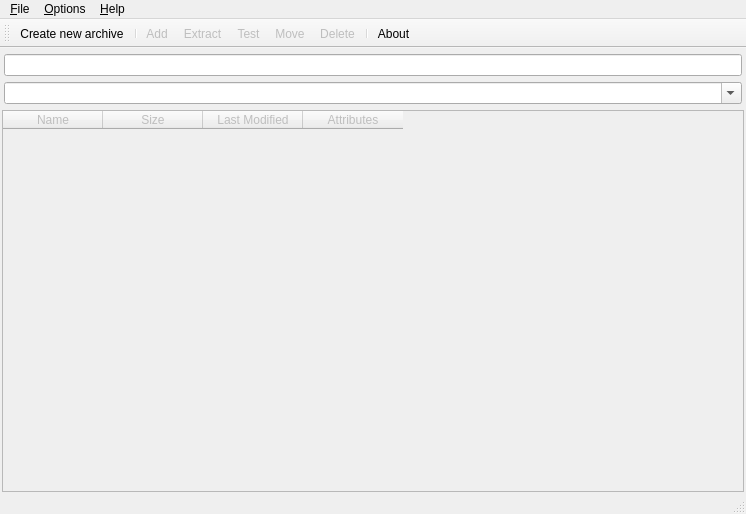
This is resources/main.ui in 59de44955ebd/Archivist as Qt 5 draws it before an edit. The edited form follows.
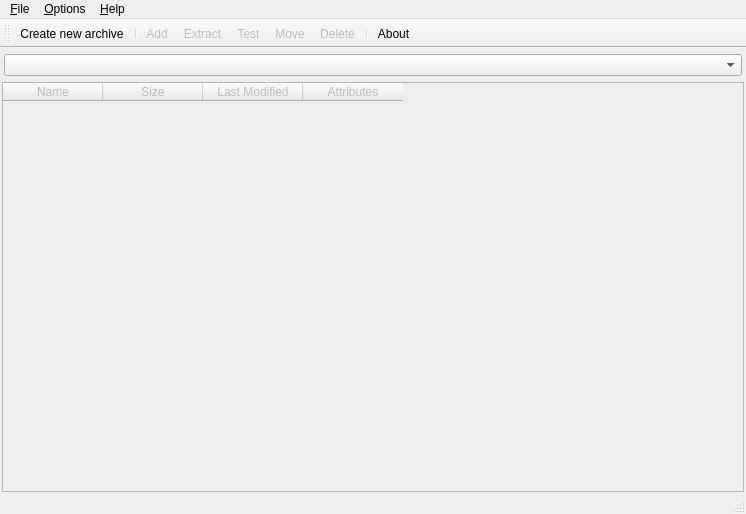
This is the edited form. Icons and pictures are not drawn. Custom widgets are drawn as their Qt base class.

```diff
--- a/resources/main.ui
+++ b/resources/main.ui
@@ -58,19 +58,12 @@
        <number>0</number>
       </property>
       <item>
-       <widget class="QLineEdit" name="lineEditPath">
-        <property name="readOnly">
-         <bool>true</bool>
-        </property>
-       </widget>
-      </item>
-      <item>
-       <widget class="QComboBox" name="comboBox">
+       <widget class="QComboBox" name="comboBoxPath">
         <property name="styleSheet">
          <string notr="true"/>
         </property>
         <property name="editable">
-         <bool>true</bool>
+         <bool>false</bool>
         </property>
        </widget>
       </item>
```
Left out of the diff: 17 changed lines with no effect on the pictures.
